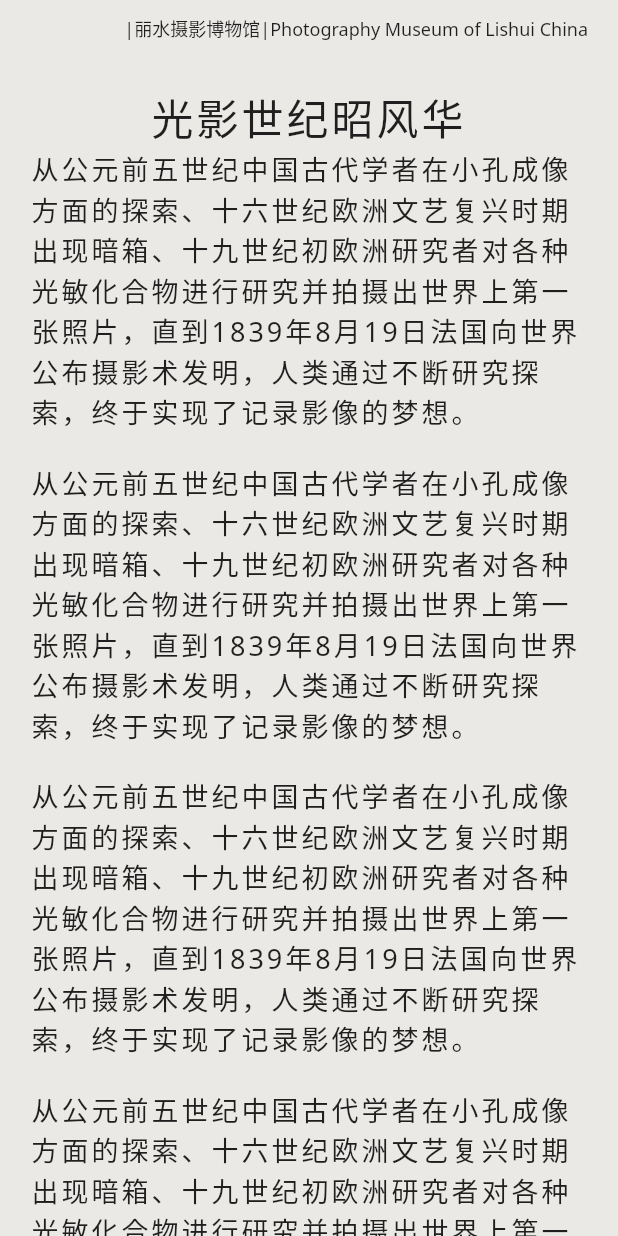
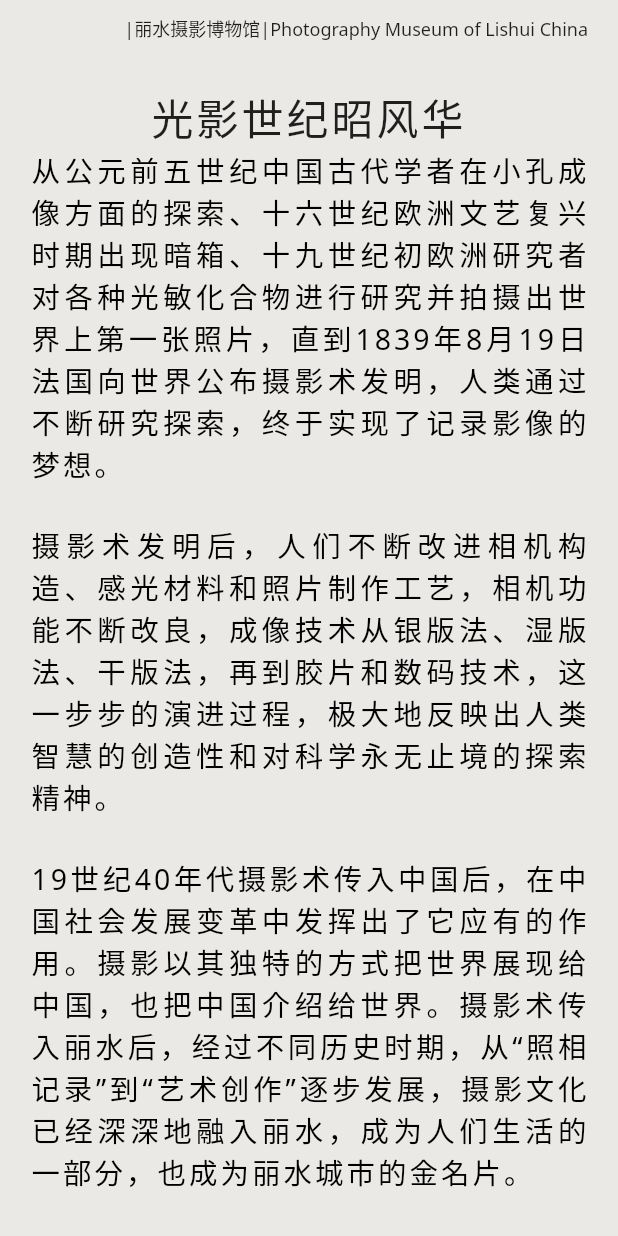
Before and after one commit to qdqdGit/lssy, a Flutter app: the ArticlePage screen opened directly, on a phone screen of 412 x 824 dp. Run offline on Flutter 3.47's test engine with Material 2 defaults, Android fonts, the phone set to English and light mode, and no system bars; our stand-ins replace redux.

Commit message:
添加文本对齐

```diff
--- a/lib/widgets/article_page.dart
+++ b/lib/widgets/article_page.dart
@@ -1,4 +1,5 @@
 import 'package:flutter/material.dart';
+import 'package:flutter/material.dart' as prefix0;
 import 'package:lssy/widgets/component/PageHeader.dart';
 import 'dart:ui';
 
@@ -8,7 +9,10 @@ class ArticlePage extends StatefulWidget {
 }
 class _ArticlePageState extends State<ArticlePage>{
   final double statusBarHeight = MediaQueryData.fromWindow(window).padding.top;
-  String articleText = '''从公元前五世纪中国古代学者在小孔成像方面的探索、十六世纪欧洲文艺复兴时期出现暗箱、十九世纪初欧洲研究者对各种光敏化合物进行研究并拍摄出世界上第一张照片，直到1839年8月19日法国向世界公布摄影术发明，人类通过不断研究探索，终于实现了记录影像的梦想。''';
+  String articleText1 = '从公元前五世纪中国古代学者在小孔成像方面的探索、十六世纪欧洲文艺复兴时期出现暗箱、十九世纪初欧洲研究者对各种光敏化合物进行研究并拍摄出世界上第一张照片，直到1839年8月19日法国向世界公布摄影术发明，人类通过不断研究探索，终于实现了记录影像的梦想。';
+  String articleText2 = '摄影术发明后，人们不断改进相机构造、感光材料和照片制作工艺，相机功能不断改良，成像技术从银版法、湿版法、干版法，再到胶片和数码技术，这一步步的演进过程，极大地反映出人类智慧的创造性和对科学永无止境的探索精神。';
+  String articleText3 = '19世纪40年代摄影术传入中国后，在中国社会发展变革中发挥出了它应有的作用。摄影以其独特的方式把世界展现给中国，也把中国介绍给世界。摄影术传入丽水后，经过不同历史时期，从“照相记录”到“艺术创作”逐步发展，摄影文化已经深深地融入丽水，成为人们生活的一部分，也成为丽水城市的金名片。';
+  String articleText4 = '回顾摄影的发展历程，我们有足够的理由需要摄影，它让我们回望过去、体验当下、感知未来。';
 
   @override
   Widget build(BuildContext context) {
@@ -32,31 +36,32 @@ class _ArticlePageState extends State<ArticlePage>{
             ),
             new Container(
               padding: EdgeInsets.only(bottom: 20),
-              child:new Text(
+              child: new RichText(
+                  textAlign: TextAlign.justify,//decorationStyle
+                  textDirection: TextDirection.ltr,
+                  text: TextSpan(
+                    style: new TextStyle(color:Colors.black,fontSize: 19,fontFamily: 'NotoSans',letterSpacing: 2),
+                    children: <TextSpan>[
+                        TextSpan(
+                            text: articleText1+"\n\n",
+                        ),
+                        TextSpan(
+                            text: articleText2+"\n\n"
+                        ),
+                        TextSpan(
+                            text: articleText3+"\n\n"
+                        ),
+                        TextSpan(
+                            text: articleText4
+                        ),
+                    ],
+                  ),
+              )
+              /*new Text(
                 articleText,
+                textAlign: TextAlign.justify,
                 style: new TextStyle(fontSize: 18,fontFamily: 'NotoSans',letterSpacing: 2),
-              ),
-            ),
-            new Container(
-              padding: EdgeInsets.only(bottom: 20),
-              child:new Text(
-                articleText,
-                style: new TextStyle(fontSize: 18,fontFamily: 'NotoSans',letterSpacing: 2),
-              ),
-            ),
-            new Container(
-              padding: EdgeInsets.only(bottom: 20),
-              child:new Text(
-                articleText,
-                style: new TextStyle(fontSize: 18,fontFamily: 'NotoSans',letterSpacing: 2),
-              ),
-            ),
-            new Container(
-              padding: EdgeInsets.only(bottom: 20),
-              child:new Text(
-                articleText,
-                style: new TextStyle(fontSize: 18,fontFamily: 'NotoSans',letterSpacing: 2),
-              ),
+              ),*/
             )
           ],
         )
```
